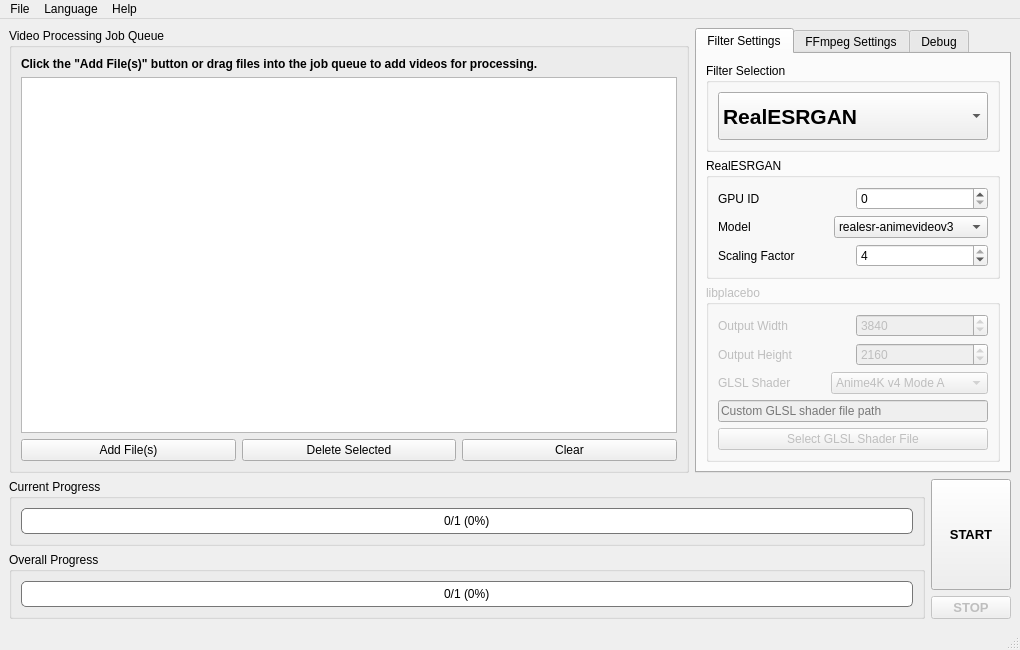
Before: the Qt Designer form src/mainwindow.ui in k4yt3x/video2x-qt6, drawn with Qt 5.
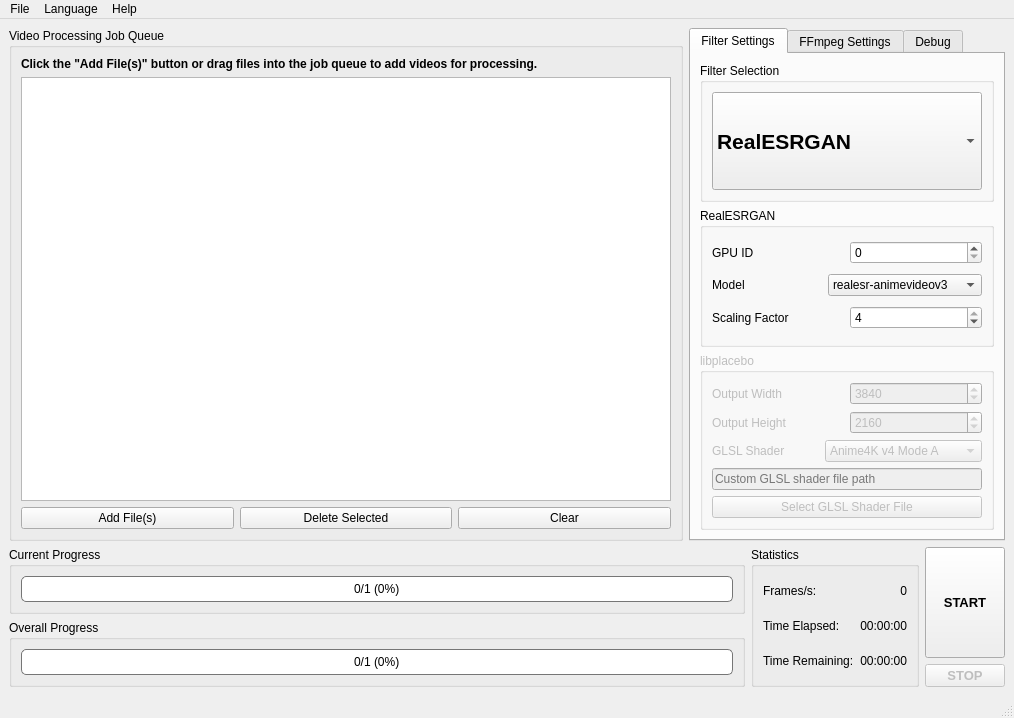
After: the same form once the commit is applied. Custom widgets are drawn as their Qt base class.

Commit message: feat: added statusbar and processing statistics

The edit to the form file:
```diff
--- a/src/mainwindow.ui
+++ b/src/mainwindow.ui
@@ -6,8 +6,8 @@
    <rect>
     <x>0</x>
     <y>0</y>
-    <width>1020</width>
-    <height>650</height>
+    <width>1014</width>
+    <height>718</height>
    </rect>
   </property>
   <property name="windowTitle">
@@ -835,6 +835,82 @@
         </item>
        </layout>
       </item>
+      <item>
+       <layout class="QVBoxLayout" name="verticalLayout_12">
+        <item>
+         <widget class="QGroupBox" name="groupBox_5">
+          <property name="title">
+           <string>Statistics</string>
+          </property>
+          <layout class="QVBoxLayout" name="verticalLayout_16">
+           <item>
+            <layout class="QHBoxLayout" name="horizontalLayout_22">
+             <item>
+              <widget class="QLabel" name="label_18">
+               <property name="text">
+                <string>Frames/s:</string>
+               </property>
+              </widget>
+             </item>
+             <item>
+              <widget class="QLabel" name="framesPerSecondLabel">
+               <property name="text">
+                <string>0</string>
+               </property>
+               <property name="alignment">
+                <set>Qt::AlignmentFlag::AlignRight|Qt::AlignmentFlag::AlignTrailing|Qt::AlignmentFlag::AlignVCenter</set>
+               </property>
+              </widget>
+             </item>
+            </layout>
+           </item>
+           <item>
+            <layout class="QHBoxLayout" name="horizontalLayout_20">
+             <item>
+              <widget class="QLabel" name="label_17">
+               <property name="text">
+                <string>Time Elapsed:</string>
+               </property>
+              </widget>
+             </item>
+             <item>
+              <widget class="QLabel" name="timeElapsedLabel">
+               <property name="text">
+                <string>00:00:00</string>
+               </property>
+               <property name="alignment">
+                <set>Qt::AlignmentFlag::AlignRight|Qt::AlignmentFlag::AlignTrailing|Qt::AlignmentFlag::AlignVCenter</set>
+               </property>
+              </widget>
+             </item>
+            </layout>
+           </item>
+           <item>
+            <layout class="QHBoxLayout" name="horizontalLayout_21">
+             <item>
+              <widget class="QLabel" name="label_16">
+               <property name="text">
+                <string>Time Remaining:</string>
+               </property>
+              </widget>
+             </item>
+             <item>
+              <widget class="QLabel" name="timeRemainingLabel">
+               <property name="text">
+                <string>00:00:00</string>
+               </property>
+               <property name="alignment">
+                <set>Qt::AlignmentFlag::AlignRight|Qt::AlignmentFlag::AlignTrailing|Qt::AlignmentFlag::AlignVCenter</set>
+               </property>
+              </widget>
+             </item>
+            </layout>
+           </item>
+          </layout>
+         </widget>
+        </item>
+       </layout>
+      </item>
       <item>
        <layout class="QVBoxLayout" name="verticalLayout_4">
         <item>
@@ -901,7 +977,7 @@
     <rect>
      <x>0</x>
      <y>0</y>
-     <width>1020</width>
+     <width>1014</width>
      <height>21</height>
     </rect>
    </property>
```
The commit also changes 6 other files.
